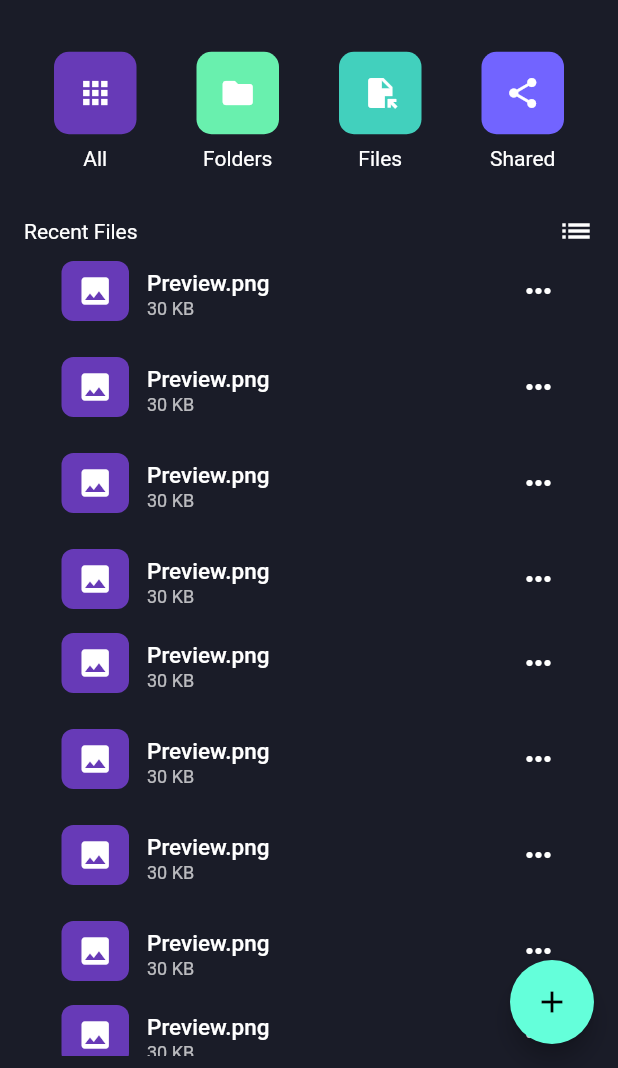
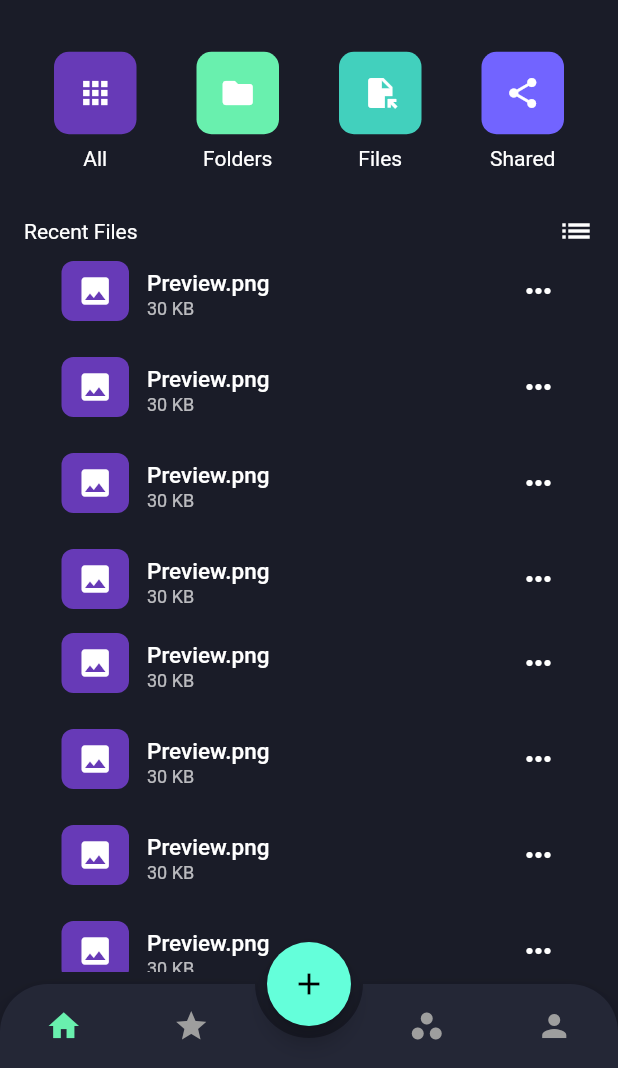
Before and after one commit to antonio-pedro99/file-space-mobile-app, a Flutter app: the screen it shows after launch, on a phone screen of 412 x 824 dp, the part 168-1236 px from its top. Run offline on Flutter 3.47's test engine with Material 2 defaults, Android fonts, the phone set to English and light mode, and no system bars; drawn by our look-alikes of animated_bottom_navigation_bar.

```diff
--- a/lib/views/page/home/home.dart
+++ b/lib/views/page/home/home.dart
@@ -112,11 +112,7 @@ class _MyHomePageState extends State<MyHomePage> {
                   ],
                 ),
               ))),
-      floatingActionButton: FloatingActionButton(
-        onPressed: () {},
-        tooltip: 'Increment',
-        child: const Icon(Icons.add),
-      ),
+
     );
   }
 }
--- a/lib/views/page/page_driver.dart
+++ b/lib/views/page/page_driver.dart
@@ -1,5 +1,7 @@
+import 'package:animated_bottom_navigation_bar/animated_bottom_navigation_bar.dart';
 import 'package:flutter/material.dart';
 import 'package:space_client_app/views/page/pages.dart';
+import 'package:space_client_app/views/theme/colors.dart';
 
 class PageDriver extends StatefulWidget {
   const PageDriver({Key? key}) : super(key: key);
@@ -9,7 +11,12 @@ class PageDriver extends StatefulWidget {
 }
 
 class _PageDriverState extends State<PageDriver> {
-  int _currentPage = 0;
+  List<IconData> icons = [
+    Icons.home,
+    Icons.star,
+    Icons.workspaces,
+    Icons.person
+  ];
 
   @override
   Widget build(BuildContext context) {
@@ -18,9 +25,32 @@ class _PageDriverState extends State<PageDriver> {
         controller: AppPages.controller,
         children: AppPages.pages,
         onPageChanged: (v) {
-          setState(() => _currentPage = v);
+          setState(() => AppPages.currentPage = v);
         },
       ),
+      floatingActionButton: FloatingActionButton(
+        onPressed: () {},
+        tooltip: 'Increment',
+        child: const Icon(Icons.add),
+      ),
+      floatingActionButtonLocation: FloatingActionButtonLocation.centerDocked,
+      bottomNavigationBar: AnimatedBottomNavigationBar(
+          backgroundColor: blue,
+          gapLocation: GapLocation.center,
+          notchSmoothness: NotchSmoothness.verySmoothEdge,
+          leftCornerRadius: 32,
+          rightCornerRadius: 32,
+          inactiveColor: grey,
+          activeColor: green,
+          icons: icons,
+          activeIndex: AppPages.currentPage,
+          onTap: (v) {
+            setState(() {
+              AppPages.controller.animateToPage(v,
+                  duration: const Duration(microseconds: 800),
+                  curve: Curves.easeIn);
+            });
+          }),
     );
   }
 }
--- a/lib/views/page/pages.dart
+++ b/lib/views/page/pages.dart
@@ -1,11 +1,16 @@
-import 'package:flutter/cupertino.dart';
+import 'package:flutter/material.dart';
 import 'package:space_client_app/views/page/home/home.dart';
 import 'package:space_client_app/views/page/profile/profile.dart';
+import 'package:space_client_app/views/page/starred/starred.dart';
+import 'package:space_client_app/views/page/workspaces/workspaces.dart';
 
 class AppPages {
   static List<Widget> pages = const [
     MyHomePage(),
+    StarredPage(),
+    WorkSpacePage(),
     ProfilePage(),
   ];
-  static PageController controller = PageController();
+  static int currentPage = 0;
+  static PageController controller = PageController(initialPage: currentPage);
 }
--- a/pubspec.yaml
+++ b/pubspec.yaml
@@ -34,6 +34,7 @@ dependencies:
   # The following adds the Cupertino Icons font to your application.
   # Use with the CupertinoIcons class for iOS style icons.
   cupertino_icons: ^1.0.2
+  animated_bottom_navigation_bar: ^1.1.0
 
 dev_dependencies:
   flutter_test:
```
Also changed, not shown: lib/views/page/profile/profile.dart (+1 -21 lines), lib/views/page/starred/starred.dart (added, +55 -0 lines), lib/views/page/workspaces/workspaces.dart (added, +55 -0 lines), lib/services/aws.dart (added), pubspec.lock.
